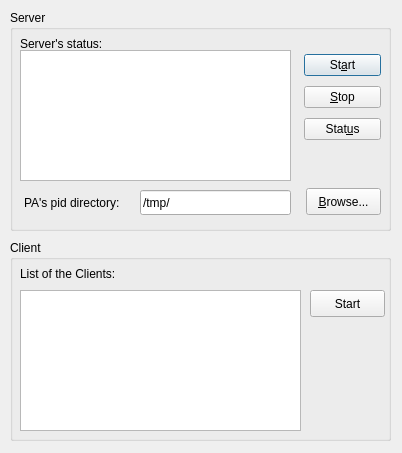
Before: the Qt Designer form PAConsole/maindlg.ui in AnarManafov/PoD, drawn with Qt 5.
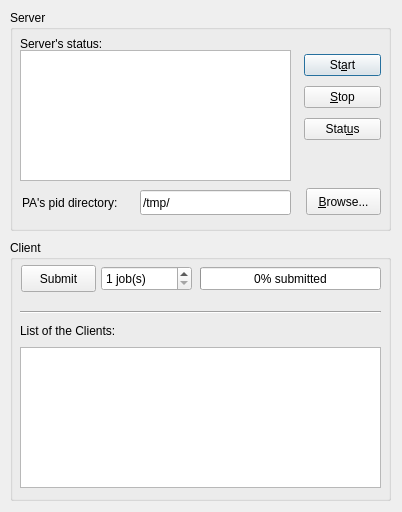
After: the same form once the commit is applied.

Commit message: added: A Job submitter (for Grid jobs) with progress bar and thread support

The edit to the form file:
```diff
--- a/PAConsole/maindlg.ui
+++ b/PAConsole/maindlg.ui
@@ -6,7 +6,7 @@
     <x>0</x>
     <y>0</y>
     <width>402</width>
-    <height>453</height>
+    <height>512</height>
    </rect>
   </property>
   <property name="sizePolicy" >
@@ -45,7 +45,7 @@
      <string>Server's status:</string>
     </property>
    </widget>
-   <widget class="QWidget" name="" >
+   <widget class="QWidget" name="layoutWidget" >
     <property name="geometry" >
      <rect>
       <x>294</x>
@@ -103,7 +103,7 @@
    <widget class="QLabel" name="label_3" >
     <property name="geometry" >
      <rect>
-      <x>14</x>
+      <x>12</x>
       <y>184</y>
       <width>107</width>
       <height>17</height>
@@ -149,7 +149,7 @@
      <x>10</x>
      <y>240</y>
      <width>381</width>
-     <height>201</height>
+     <height>261</height>
     </rect>
    </property>
    <property name="title" >
@@ -159,7 +159,7 @@
     <property name="geometry" >
      <rect>
       <x>10</x>
-      <y>20</y>
+      <y>77</y>
       <width>108</width>
       <height>27</height>
      </rect>
@@ -172,28 +172,79 @@
     <property name="geometry" >
      <rect>
       <x>10</x>
-      <y>50</y>
-      <width>281</width>
+      <y>107</y>
+      <width>361</width>
       <height>141</height>
      </rect>
     </property>
    </widget>
-   <widget class="QPushButton" name="btnStartClient" >
+   <widget class="Line" name="line" >
     <property name="geometry" >
      <rect>
-      <x>300</x>
-      <y>50</y>
+      <x>10</x>
+      <y>64</y>
+      <width>361</width>
+      <height>16</height>
+     </rect>
+    </property>
+    <property name="orientation" >
+     <enum>Qt::Horizontal</enum>
+    </property>
+   </widget>
+   <widget class="QPushButton" name="btnSubmitClient" >
+    <property name="geometry" >
+     <rect>
+      <x>11</x>
+      <y>25</y>
       <width>75</width>
       <height>27</height>
      </rect>
     </property>
     <property name="text" >
-     <string>Start</string>
+     <string>Submit</string>
     </property>
     <property name="checkable" >
      <bool>true</bool>
     </property>
    </widget>
+   <widget class="QProgressBar" name="progressSubmittedJobs" >
+    <property name="geometry" >
+     <rect>
+      <x>190</x>
+      <y>27</y>
+      <width>181</width>
+      <height>23</height>
+     </rect>
+    </property>
+    <property name="value" >
+     <number>0</number>
+    </property>
+    <property name="orientation" >
+     <enum>Qt::Horizontal</enum>
+    </property>
+    <property name="format" >
+     <string>%p% submitted</string>
+    </property>
+   </widget>
+   <widget class="QSpinBox" name="spinSubmitJobs" >
+    <property name="geometry" >
+     <rect>
+      <x>91</x>
+      <y>26</y>
+      <width>91</width>
+      <height>25</height>
+     </rect>
+    </property>
+    <property name="suffix" >
+     <string> job(s)</string>
+    </property>
+    <property name="minimum" >
+     <number>1</number>
+    </property>
+    <property name="value" >
+     <number>1</number>
+    </property>
+   </widget>
   </widget>
  </widget>
  <layoutdefault spacing="6" margin="11" />
```
Left out of the diff: 61 changed lines with no effect on the pictures. The commit also changes 4 other files.
